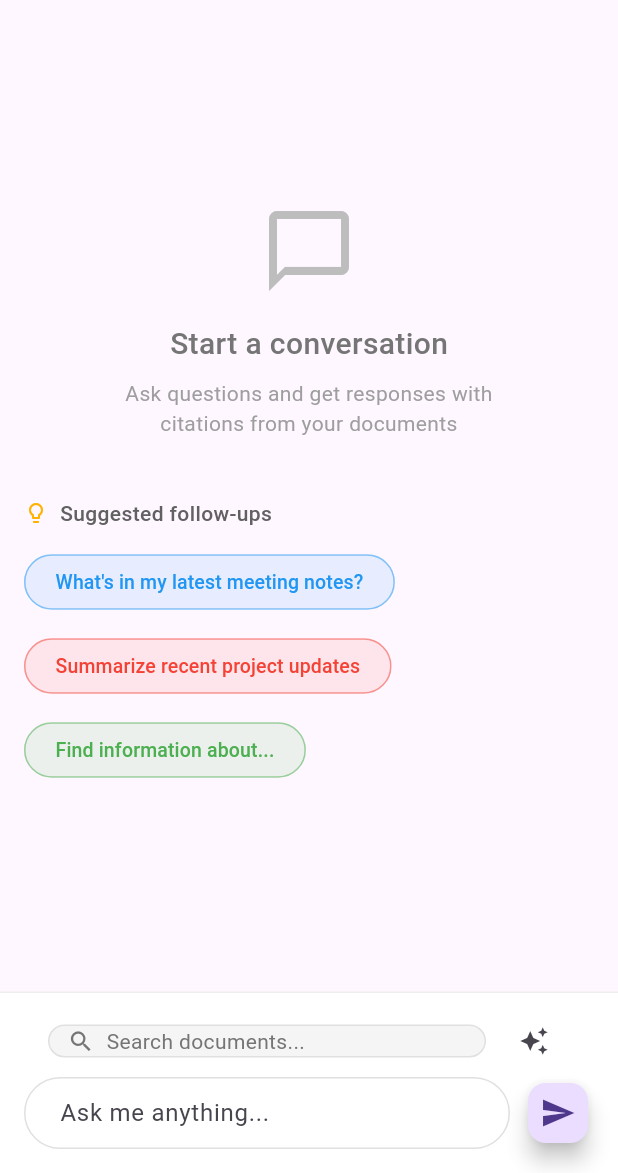
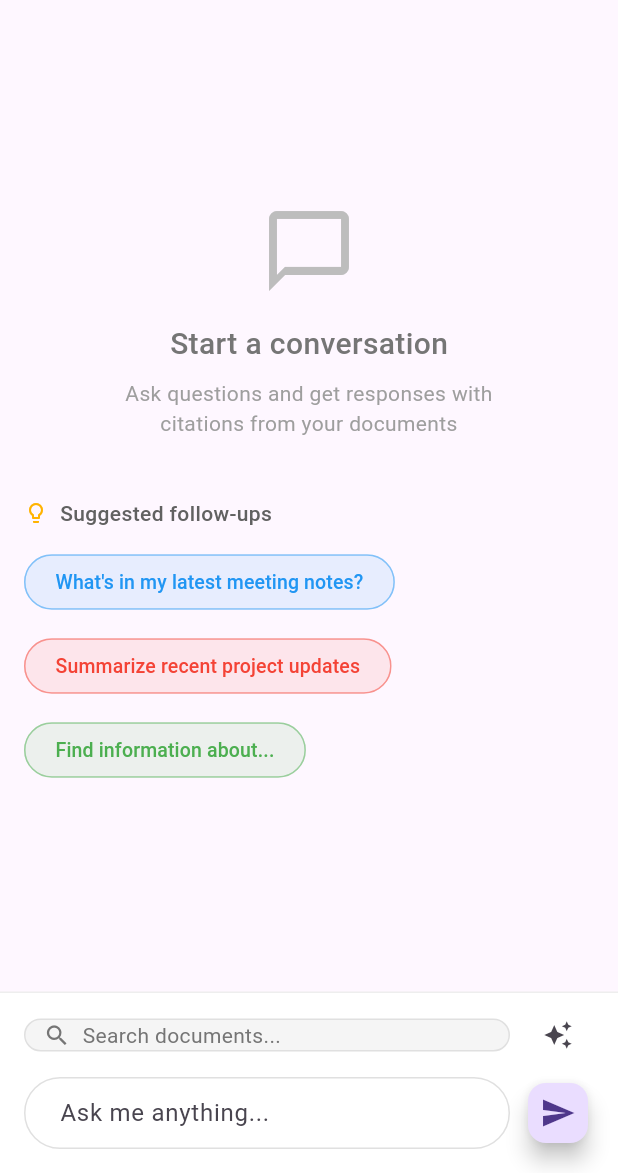
Before and after one commit to wilofice/pegasus, a Flutter app: the ChatScreenEnhanced screen opened directly, on a phone screen of 412 x 824 dp, the part 63-1236 px from its top. Run offline on Flutter 3.47's test engine with Material 3 defaults, Android fonts, the phone set to English and light mode, and no system bars; our stand-ins replace dio, firebase_core, firebase_messaging, flutter_markdown, flutter_riverpod, flutter_tts and 4 more; missing offline and left inert: flutter_isolate, flutter_sound, onnxruntime; accounts and stored records are empty.

Commit message:
Fix bottom overflow error in enhanced chat screen
Fixed "Bottom overflowed by 134 pixels" error by:
- Wrapped input area in SafeArea with proper keyboard handling
- Used Flexible instead of Expanded for better space management
- Added mainAxisSize.min to minimize Column height
- Hide QuickContextSearch when keyboard is shown
- Reduced margins and padding in QuickContextSearch widget
- Added height constraints to prevent text field overflow
- Set resizeToAvoidBottomInset: true for proper keyboard behavior

The chat screen now properly adapts to keyboard appearance
without layout overflow errors.

🤖 Generated with [Claude Code](https://claude.ai/code)

Co-Authored-By: Claude <noreply@anthropic.com>

```diff
--- a/pegasus/lib/screens/chat_screen_enhanced.dart
+++ b/pegasus/lib/screens/chat_screen_enhanced.dart
@@ -57,19 +57,20 @@ class _ChatScreenEnhancedState extends ConsumerState<ChatScreenEnhanced> {
 
     return Scaffold(
       appBar: _buildAppBar(chatState),
+      resizeToAvoidBottomInset: true, // Ensure proper keyboard handling
       body: Column(
         children: [
           if (_showSettings) _buildSettingsPanel(chatState),
           if (_showContextSearch)
-            Expanded(
+            Flexible(
               flex: 2,
               child: ContextSearchPanel(
                 showInline: true,
                 onResultSelected: _handleContextResult,
               ),
             ),
-          Expanded(
-            flex: _showContextSearch ? 3 : 1,
+          Flexible(
+            flex: _showContextSearch ? 3 : 5,
             child: _buildMessagesList(chatState),
           ),
           _buildInputArea(chatState),
@@ -311,26 +312,36 @@ class _ChatScreenEnhancedState extends ConsumerState<ChatScreenEnhanced> {
   }
 
   Widget _buildInputArea(ChatV2State chatState) {
-    return Container(
+    return SafeArea(
+      top: false,
+      child: Container(
+        decoration: BoxDecoration(
+          color: Colors.white,
+          border: Border(top: BorderSide(color: Colors.grey.shade200)),
+        ),
+        child: Padding(
           padding: EdgeInsets.only(
             left: 16,
             right: 16,
             top: 8,
-        bottom: MediaQuery.of(context).viewInsets.bottom + 16,
-      ),
-      decoration: BoxDecoration(
-        color: Colors.white,
-        border: Border(top: BorderSide(color: Colors.grey.shade200)),
+            bottom: MediaQuery.of(context).viewInsets.bottom > 0
+                ? 8 // Reduced bottom padding when keyboard is shown
+                : 16,
           ),
           child: Column(
+            mainAxisSize: MainAxisSize.min, // Important: use minimum space
             children: [
-          if (!_showContextSearch)
+              if (!_showContextSearch && MediaQuery.of(context).viewInsets.bottom == 0)
                 QuickContextSearch(
                   onQuerySelected: (query) => _sendMessage(query),
                 ),
               Row(
                 children: [
                   Expanded(
+                    child: Container(
+                      constraints: const BoxConstraints(
+                        maxHeight: 120, // Limit max height for multi-line input
+                      ),
                       child: TextField(
                         controller: _messageController,
                         focusNode: _messageFocusNode,
@@ -368,6 +379,7 @@ class _ChatScreenEnhancedState extends ConsumerState<ChatScreenEnhanced> {
                         onSubmitted: chatState.isLoading ? null : _handleSubmit,
                       ),
                     ),
+                  ),
                   const SizedBox(width: 8),
                   FloatingActionButton(
                     mini: true,
@@ -377,6 +389,8 @@ class _ChatScreenEnhancedState extends ConsumerState<ChatScreenEnhanced> {
                 ],
               ),
             ],
+          ),
+        ),
       ),
     );
   }
--- a/pegasus/lib/widgets/context_search_panel.dart
+++ b/pegasus/lib/widgets/context_search_panel.dart
@@ -546,7 +546,7 @@ class QuickContextSearch extends ConsumerWidget {
   Widget build(BuildContext context, WidgetRef ref) {
     return Container(
       height: 40,
-      margin: const EdgeInsets.symmetric(horizontal: 16, vertical: 4),
+      margin: const EdgeInsets.only(bottom: 8), // Reduced margin
       child: Row(
         children: [
           Expanded(
@@ -584,6 +584,8 @@ class QuickContextSearch extends ConsumerWidget {
             icon: const Icon(Icons.auto_awesome, size: 20),
             onPressed: () => _showSmartSuggestions(context),
             tooltip: 'Smart suggestions',
+            padding: EdgeInsets.zero, // Remove extra padding
+            constraints: const BoxConstraints(minWidth: 32, minHeight: 32),
           ),
         ],
       ),
```
Lines whose indentation alone changed are shown as unchanged.
